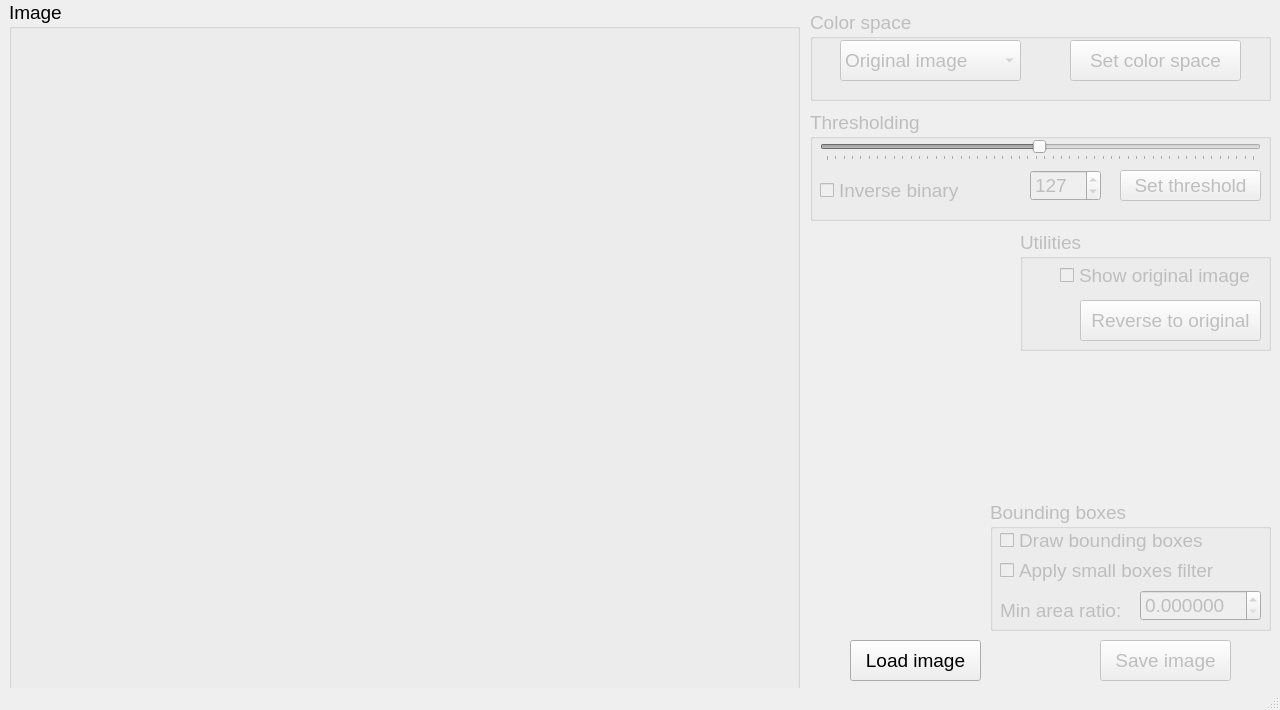
First picture: the form in GUI application/Bacteria_finder_main_window_template.ui, repository MrSkonr/Bacteria_finder, before the edit.
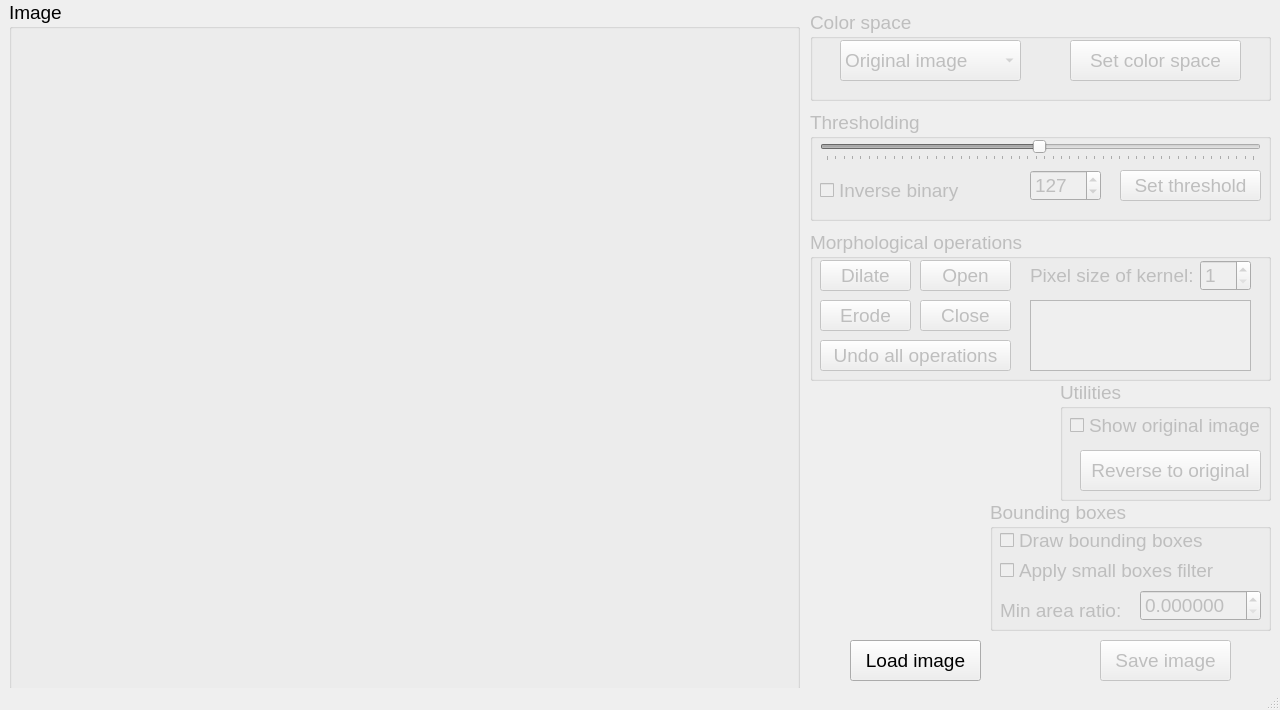
Second picture: the form after the edit. Icons and pictures are not drawn.

Commit message: Added morphological operations

```diff
--- a/GUI application/Bacteria_finder_main_window_template.ui
+++ b/GUI application/Bacteria_finder_main_window_template.ui
@@ -364,9 +364,9 @@
     </property>
     <property name="geometry">
      <rect>
-      <x>1020</x>
-      <y>230</y>
-      <width>251</width>
+      <x>1060</x>
+      <y>380</y>
+      <width>211</width>
       <height>121</height>
      </rect>
     </property>
@@ -382,7 +382,7 @@
     <widget class="QPushButton" name="ReverseToOriginalButton">
      <property name="geometry">
       <rect>
-       <x>60</x>
+       <x>20</x>
        <y>70</y>
        <width>181</width>
        <height>41</height>
@@ -401,7 +401,7 @@
     <widget class="QCheckBox" name="ShowOriginalImageCheckBox">
      <property name="geometry">
       <rect>
-       <x>40</x>
+       <x>10</x>
        <y>30</y>
        <width>201</width>
        <height>31</height>
@@ -412,6 +412,129 @@
      </property>
     </widget>
    </widget>
+   <widget class="QGroupBox" name="MorphologicalOperationsGroupBox">
+    <property name="enabled">
+     <bool>false</bool>
+    </property>
+    <property name="geometry">
+     <rect>
+      <x>810</x>
+      <y>230</y>
+      <width>461</width>
+      <height>151</height>
+     </rect>
+    </property>
+    <property name="font">
+     <font>
+      <family>MS Sans Serif</family>
+      <pointsize>14</pointsize>
+     </font>
+    </property>
+    <property name="title">
+     <string>Morphological operations</string>
+    </property>
+    <widget class="QPushButton" name="DilateButton">
+     <property name="geometry">
+      <rect>
+       <x>10</x>
+       <y>30</y>
+       <width>91</width>
+       <height>31</height>
+      </rect>
+     </property>
+     <property name="text">
+      <string>Dilate</string>
+     </property>
+    </widget>
+    <widget class="QPushButton" name="ErodeButton">
+     <property name="geometry">
+      <rect>
+       <x>10</x>
+       <y>70</y>
+       <width>91</width>
+       <height>31</height>
+      </rect>
+     </property>
+     <property name="text">
+      <string>Erode</string>
+     </property>
+    </widget>
+    <widget class="QPushButton" name="OpenButton">
+     <property name="geometry">
+      <rect>
+       <x>110</x>
+       <y>30</y>
+       <width>91</width>
+       <height>31</height>
+      </rect>
+     </property>
+     <property name="text">
+      <string>Open</string>
+     </property>
+    </widget>
+    <widget class="QPushButton" name="CloseButton">
+     <property name="geometry">
+      <rect>
+       <x>110</x>
+       <y>70</y>
+       <width>91</width>
+       <height>31</height>
+      </rect>
+     </property>
+     <property name="text">
+      <string>Close</string>
+     </property>
+    </widget>
+    <widget class="QPushButton" name="UndoAllOperationsButton">
+     <property name="geometry">
+      <rect>
+       <x>10</x>
+       <y>110</y>
+       <width>191</width>
+       <height>31</height>
+      </rect>
+     </property>
+     <property name="text">
+      <string>Undo all operations</string>
+     </property>
+    </widget>
+    <widget class="QTextBrowser" name="MorphologicalOperationsTextBrowser">
+     <property name="geometry">
+      <rect>
+       <x>220</x>
+       <y>70</y>
+       <width>221</width>
+       <height>71</height>
+      </rect>
+     </property>
+    </widget>
+    <widget class="QSpinBox" name="KernelSizeSpinBox">
+     <property name="geometry">
+      <rect>
+       <x>390</x>
+       <y>30</y>
+       <width>51</width>
+       <height>31</height>
+      </rect>
+     </property>
+     <property name="minimum">
+      <number>1</number>
+     </property>
+    </widget>
+    <widget class="QLabel" name="PixelSizeOfKernelLabel">
+     <property name="geometry">
+      <rect>
+       <x>220</x>
+       <y>30</y>
+       <width>171</width>
+       <height>31</height>
+      </rect>
+     </property>
+     <property name="text">
+      <string>Pixel size of kernel:</string>
+     </property>
+    </widget>
+   </widget>
   </widget>
   <widget class="QMenuBar" name="menubar">
    <property name="geometry">
```
The commit also changes 2 other files.
